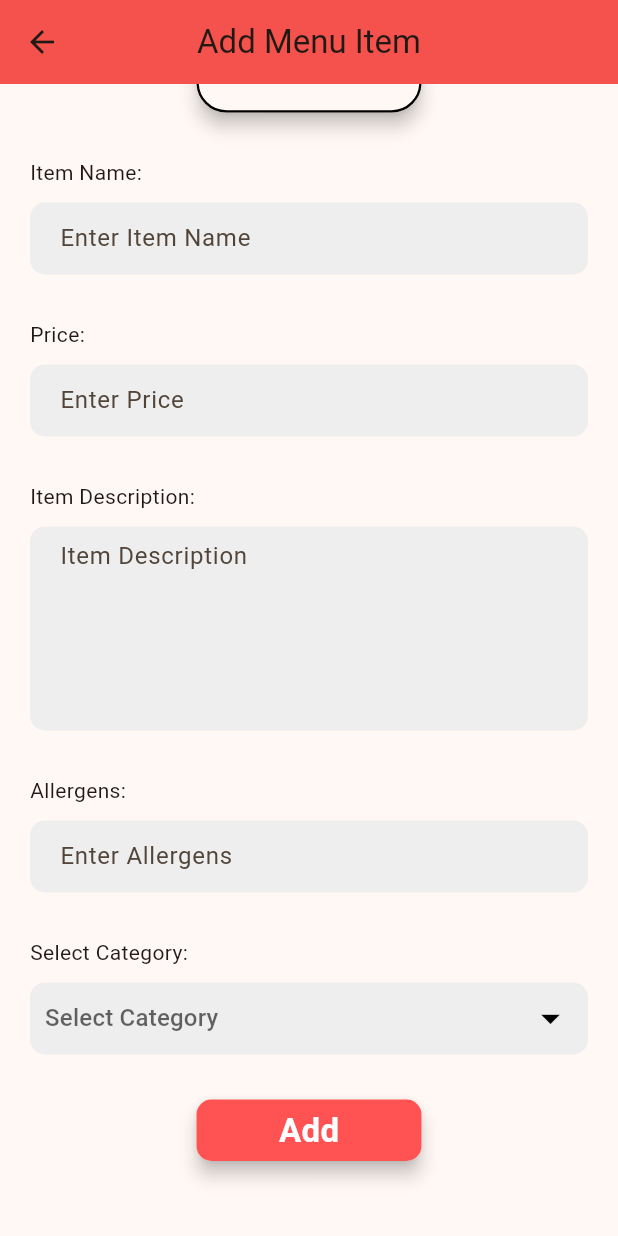
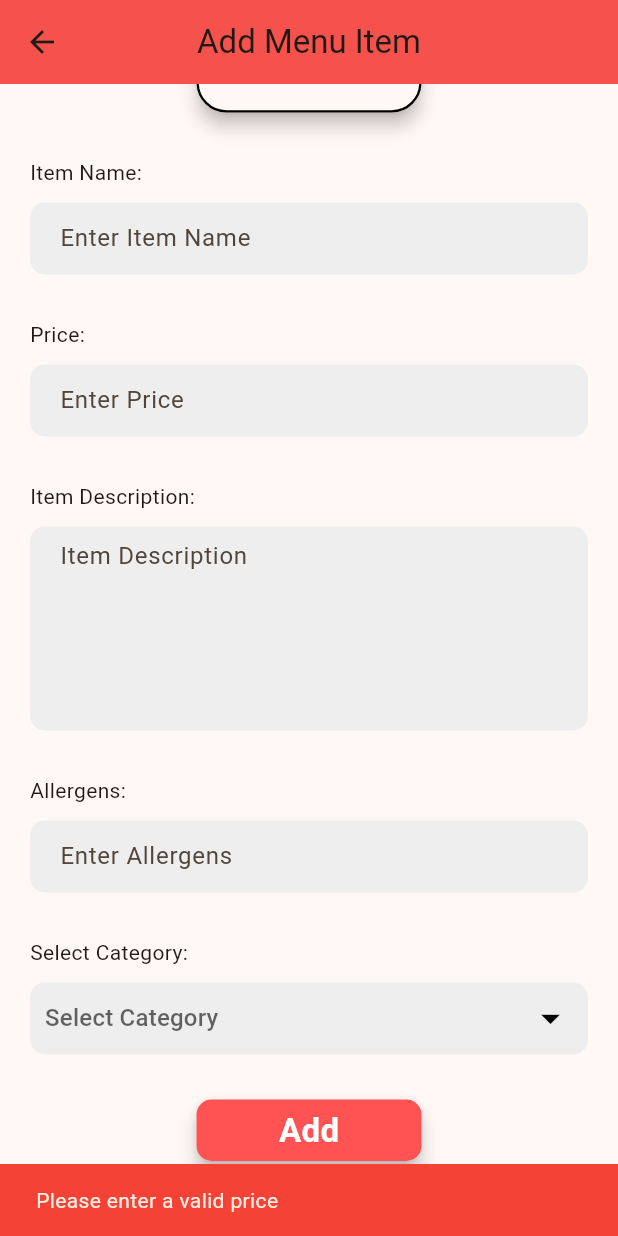
Before and after one commit to nimajneben/CS-Diner-dept, a Flutter app: the AddMenuItem screen opened directly, scrolled down 191 dp, after a tap on "Add", on a phone screen of 412 x 824 dp. Run offline on Flutter 3.47's test engine with Material 3 defaults, Android fonts, the phone set to English and light mode, and no system bars; our stand-ins replace cloud_firestore, curved_navigation_bar, firebase_auth, firebase_core, firebase_storage, image_picker; missing offline and left inert: manju_restaurant; accounts and stored records are empty; statements that could not run were skipped.

Commit message:
prices are now double

```diff
--- a/lib/chef/add_menu.dart
+++ b/lib/chef/add_menu.dart
@@ -63,6 +63,16 @@ String getRandomString(int length) => String.fromCharCodes(Iterable.generate(
 
     String? chefId = user!.uid;
     String? chefName = await DatabaseFunctions().getChefName(chefId);
+    double? priceValue = double.tryParse(price.text.trim());
+if (priceValue == null) {
+  // Handle error, inform user to input correct format
+  ScaffoldMessenger.of(context).showSnackBar(SnackBar(
+    content: Text("Please enter a valid price"),
+    backgroundColor: Colors.red,
+  ));
+  return; // Exit function if price is not valid
+}
+
 
     if(selectedImage != null && itemName != "" && price != "" && allergens != "" && description != "" && value != null)
     {
@@ -77,7 +87,7 @@ String getRandomString(int length) => String.fromCharCodes(Iterable.generate(
 
     Map<String, dynamic> itemData = {
       "itemName": itemName.text.trim(),
-      "price": price.text.trim(),
+      "price": double.parse(price.text.trim()),
       "allergens": allergens.text.trim(),
       "description": description.text.trim(),
       "category": value,
@@ -208,6 +218,7 @@ String getRandomString(int length) => String.fromCharCodes(Iterable.generate(
 
                   child: TextFormField(
                     controller: price,
+                    keyboardType: TextInputType.numberWithOptions(decimal: true),
                     decoration: InputDecoration(
 
                       border: InputBorder.none,
```
